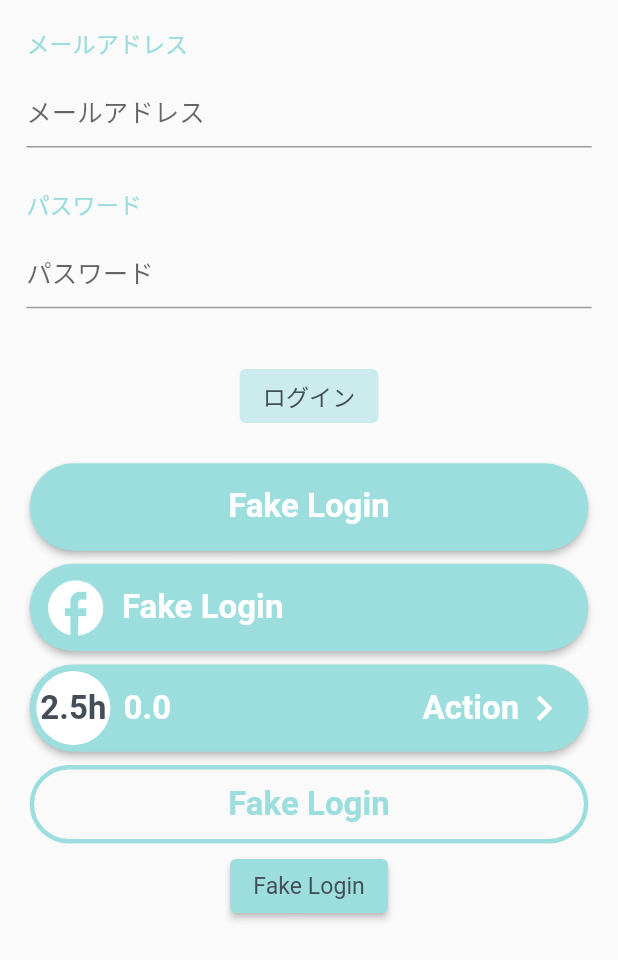
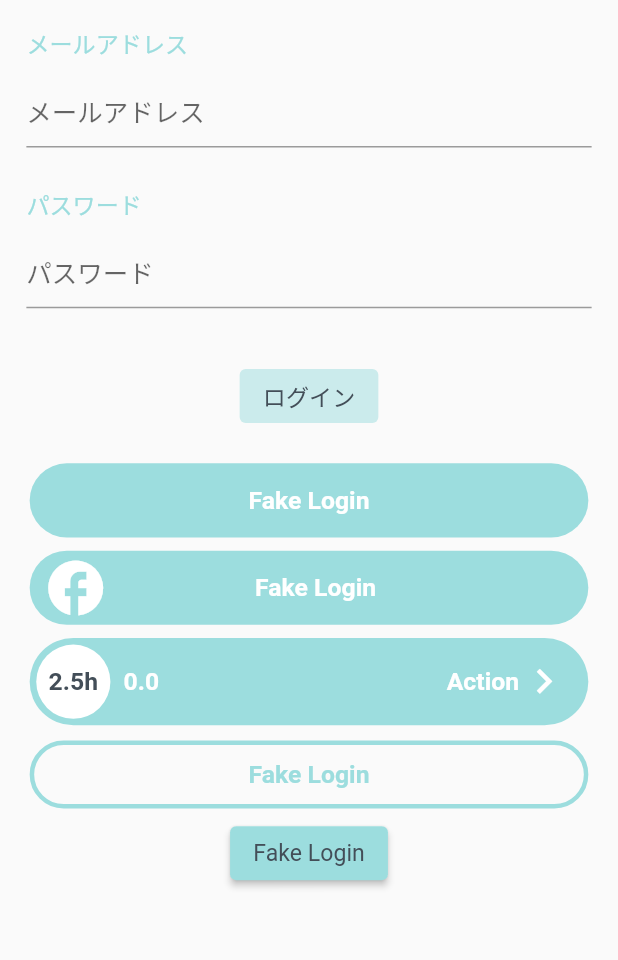
Before and after one commit to jinergenkai/homechef, a Flutter app: the screen it shows after launch, on a phone screen of 412 x 824 dp. Shown: the top 960 px of the screen. Run offline on Flutter 3.47's test engine with Material 2 defaults, Android fonts, the phone set to English and light mode, and no system bars; our stand-ins replace auto_route, connectivity_plus, cookie_jar, dartx, decimal, device_info_plus and 20 more; missing offline and left inert: _fe_analyzer_shared, analyzer, analyzer_plugin, android_id, custom_lint_builder, dart_style and 4 more; generated files the repository leaves out were written again; statements that could not run were skipped; project files that could hold a hidden picture were left out.

```diff
--- a/app/lib/common_view/button/common_ellipse_button.dart
+++ b/app/lib/common_view/button/common_ellipse_button.dart
@@ -24,7 +24,7 @@ class CommonEllipseButon extends StatefulWidget {
   final String quantity;
   final double price;
   final String action;
-  final IconData? icon;
+  final Widget? icon;
 
   @override
   State<CommonEllipseButon> createState() => _CommonEllipseButonState();
@@ -43,30 +43,38 @@ class _CommonEllipseButonState extends State<CommonEllipseButon> {
           child: ElevatedButton(
             onPressed: widget.onPress as void Function()?,
             style: ElevatedButton.styleFrom(
+              elevation: 0,
               backgroundColor: widget.color ?? AppColors.current.primaryColor,
               shape: RoundedRectangleBorder(
                 borderRadius: BorderRadius.circular(45),
               ),
-              padding: EdgeInsets.all(Dimens.d4.responsive()),
+              padding: EdgeInsets.symmetric(horizontal:Dimens.d8.responsive()),
             ),
             child: Container(
               height: Dimens.d45.responsive(),
-              padding: EdgeInsets.symmetric(horizontal: Dimens.d4.responsive()),
+              // padding: EdgeInsets.symmetric(horizontal: Dimens.d10.responsive()),
               alignment: Alignment.center,
               child: (widget.icon != null)
                   ? Row(
+                      // crossAxisAlignment: CrossAxisAlignment.center,
+                      // mainAxisAlignment: MainAxisAlignment.center,
                       children: [
-                        Icon(widget.icon, size: Dimens.d40.responsive()),
+                        // Icon(widget.icon, size: Dimens.d40.responsive()),
+                        widget.icon ?? Container(),
                         SizedBox(width: Dimens.d8.responsive()),
-                        Text(
-                          widget.text ?? "Button",
-                          style: (widget.onPress == null) ? AppTextStyles.s20w600(color: AppColors.current.disabledColor) : AppTextStyles.s20w600(color: AppColors.current.whiteColor),
+                        Expanded(
+                          child: Text(
+                            widget.text ?? "Button",
+                            textAlign: TextAlign.center,
+                            style: (widget.onPress == null) ? AppTextStyles.s15w600(color: AppColors.current.disabledColor) : AppTextStyles.s15w600(color: widget.textColor ?? AppColors.current.whiteColor),
+                          ),
                         ),
+                        SizedBox(width: Dimens.d40.responsive()),
                       ],
                     )
                   : Text(
                       widget.text ?? "Button",
-                      style: (widget.onPress == null) ? AppTextStyles.s20w600(color: AppColors.current.disabledColor) : AppTextStyles.s20w600(color: AppColors.current.whiteColor),
+                      style: (widget.onPress == null) ? AppTextStyles.s15w600(color: AppColors.current.disabledColor) : AppTextStyles.s15w600(color: widget.textColor ?? AppColors.current.whiteColor),
                     ),
             ),
           ),
@@ -84,6 +92,7 @@ class _CommonEllipseButonState extends State<CommonEllipseButon> {
               }
             },
             style: ElevatedButton.styleFrom(
+              elevation: 0,
               backgroundColor: widget.color ?? AppColors.current.primaryColor,
               shape: RoundedRectangleBorder(
                 borderRadius: BorderRadius.circular(45),
@@ -108,7 +117,7 @@ class _CommonEllipseButonState extends State<CommonEllipseButon> {
                   ),
                   child: Text(
                     widget.quantity,
-                    style: AppTextStyles.s20w600(color: AppColors.current.primaryTextColor),
+                    style: AppTextStyles.s15w600(color: AppColors.current.primaryTextColor),
                   ),
                 ),
                 Expanded(
@@ -117,13 +126,13 @@ class _CommonEllipseButonState extends State<CommonEllipseButon> {
                     child: Row(
                       mainAxisAlignment: MainAxisAlignment.spaceBetween,
                       children: [
-                        Text(widget.price.toString(), style: AppTextStyles.s20w600White()),
+                        Text(widget.price.toString(), style: AppTextStyles.s15w600White()),
                         Row(
                           mainAxisAlignment: MainAxisAlignment.end,
                           children: [
                             Text(
                               widget.action,
-                              style: AppTextStyles.s20w600White(),
+                              style: AppTextStyles.s15w600White(),
                             ),
                             Icon(Icons.keyboard_arrow_right, size: Dimens.d30.responsive()),
                           ],
@@ -163,7 +172,7 @@ class _CommonEllipseButonState extends State<CommonEllipseButon> {
               padding: EdgeInsets.symmetric(vertical: Dimens.d12.responsive()),
               child: Text(
                 widget.text ?? "Button",
-                style: AppTextStyles.s20w600(color: AppColors.current.primaryColor),
+                style: AppTextStyles.s15w600(color: AppColors.current.primaryColor),
               ),
             ),
           ),
--- a/app/lib/navigation/mapper/app_route_info_mapper.dart
+++ b/app/lib/navigation/mapper/app_route_info_mapper.dart
@@ -11,6 +11,7 @@ class AppRouteInfoMapper extends BaseRouteInfoMapper {
     return appRouteInfo.when(
       login: () => const LoginRoute(),
       main: () => const MainRoute(),
+      onboarding: () => const OnboardingRoute(),
       itemDetail: (user) => ItemDetailRoute(user: user),
     );
   }
--- a/app/lib/resource/styles/app_text_styles.dart
+++ b/app/lib/resource/styles/app_text_styles.dart
@@ -26,52 +26,63 @@ class AppTextStyles {
         color: AppColors.current.primaryTextColor,
       ));
 
-  static TextStyle s20w600Primary({
+  static TextStyle s15w600Primary({
     double? tablet,
     double? ultraTablet,
   }) =>
       _baseTextStyle.merge(TextStyle(
-        fontSize: Dimens.d20.responsive(tablet: tablet, ultraTablet: ultraTablet),
+        fontSize: Dimens.d15.responsive(tablet: tablet, ultraTablet: ultraTablet),
         fontWeight: FontWeight.w600,
         color: AppColors.current.primaryTextColor,
       ));
-  static TextStyle s20w600White({
+  static TextStyle s15w600White({
     double? tablet,
     double? ultraTablet,
   }) =>
       _baseTextStyle.merge(TextStyle(
-        fontSize: Dimens.d20.responsive(tablet: tablet, ultraTablet: ultraTablet),
+        fontSize: Dimens.d15.responsive(tablet: tablet, ultraTablet: ultraTablet),
         fontWeight: FontWeight.w600,
         color: AppColors.current.whiteColor,
       ));
 
-  static TextStyle s20w600Secondary({
+  static TextStyle s15w600Secondary({
     double? tablet,
     double? ultraTablet,
   }) =>
       _baseTextStyle.merge(TextStyle(
-        fontSize: Dimens.d20.responsive(tablet: tablet, ultraTablet: ultraTablet),
+        fontSize: Dimens.d15.responsive(tablet: tablet, ultraTablet: ultraTablet),
         fontWeight: FontWeight.w600,
         color: AppColors.current.secondaryTextColor,
       ));
 
-  static TextStyle s20w600({
+  static TextStyle s15w600({
     required Color color,
     double? tablet,
     double? ultraTablet,
   }) =>
       _baseTextStyle.merge(TextStyle(
-        fontSize: Dimens.d20.responsive(tablet: tablet, ultraTablet: ultraTablet),
+        fontSize: Dimens.d15.responsive(tablet: tablet, ultraTablet: ultraTablet),
         fontWeight: FontWeight.w600,
         color: color,
       ));
 
-  static TextStyle s20w600Black({
+  static TextStyle s15w400({
+    required Color color,
     double? tablet,
     double? ultraTablet,
   }) =>
       _baseTextStyle.merge(TextStyle(
-        fontSize: Dimens.d20.responsive(tablet: tablet, ultraTablet: ultraTablet),
+        fontSize: Dimens.d15.responsive(tablet: tablet, ultraTablet: ultraTablet),
+        fontWeight: FontWeight.w400,
+        color: color,
+      ));
+
+  static TextStyle s15w600Black({
+    double? tablet,
+    double? ultraTablet,
+  }) =>
+      _baseTextStyle.merge(TextStyle(
+        fontSize: Dimens.d15.responsive(tablet: tablet, ultraTablet: ultraTablet),
         fontWeight: FontWeight.w600,
         color: AppColors.current.blackColor,
       ));
--- a/app/lib/ui/login/login_page.dart
+++ b/app/lib/ui/login/login_page.dart
@@ -83,7 +83,7 @@ class _LoginPageState extends BasePageState<LoginPage, LoginBloc> {
               CommonEllipseButon(
                 onPress: () => bloc.add(const FakeLoginButtonPressed()),
                 text: S.current.fakeLogin,
-                icon: Icons.facebook,
+                icon: Icon(Icons.facebook, size: Dimens.d40.responsive()),
               ),
               CommonEllipseButon(
                 onPress: () => bloc.add(const FakeLoginButtonPressed()),
--- /dev/null
+++ b/app/lib/ui/onboarding/bloc/onboarding.dart
@@ -0,0 +1,3 @@
+export 'onboarding_bloc.dart';
+export 'onboarding_event.dart';
+export 'onboarding_state.dart';
--- a/domain/lib/src/navigation/app_route_info.dart
+++ b/domain/lib/src/navigation/app_route_info.dart
@@ -8,6 +8,7 @@ part 'app_route_info.freezed.dart';
 @freezed
 class AppRouteInfo with _$AppRouteInfo {
   const factory AppRouteInfo.login() = _Login;
+  const factory AppRouteInfo.onboarding() = _Onboarding;
   const factory AppRouteInfo.main() = _Main;
   const factory AppRouteInfo.itemDetail(User user) = _UserDetail;
 }
--- a/domain/lib/src/usecase/logout_use_case.dart
+++ b/domain/lib/src/usecase/logout_use_case.dart
@@ -17,7 +17,7 @@ class LogoutUseCase extends BaseFutureUseCase<LogoutInput, LogoutOutput> {
   Future<LogoutOutput> buildUseCase(LogoutInput input) async {
     if (_repository.isLoggedIn) {
       // await _repository.logout();
-      await _navigator.replace(const AppRouteInfo.login());
+      await _navigator.replace(const AppRouteInfo.onboarding());
     }
 
     return const LogoutOutput();
--- a/resources/lib/src/l10n/intl_en.arb
+++ b/resources/lib/src/l10n/intl_en.arb
@@ -1,6 +1,11 @@
 {
   "login": "Login",
+  "signIn": "Sign In",
   "fakeLogin": "Fake Login",
+  "continueWithGoogle": "Continue With Google",
+  "continueWithFacebook": "Continue With Facebook",
+  "continueWithApple": "Continue With Apple",
+  "doNotHaveAccount": "Do not have account? ",
   "logout": "Logout",
   "email": "Email",
   "password": "Password",
```
Also changed, not shown: app/lib/ui/login/onboarding_page.dart (deleted, +0 -17 lines), app/lib/ui/onboarding/bloc/onboarding_bloc.dart (added, +25 -0 lines), app/lib/ui/onboarding/bloc/onboarding_event.dart (added, +14 -0 lines), app/lib/ui/onboarding/bloc/onboarding_state.dart (added, +14 -0 lines), app/lib/ui/onboarding/onboarding_page.dart (added, +91 -0 lines), app/assets/images/google_icon.svg (added).
